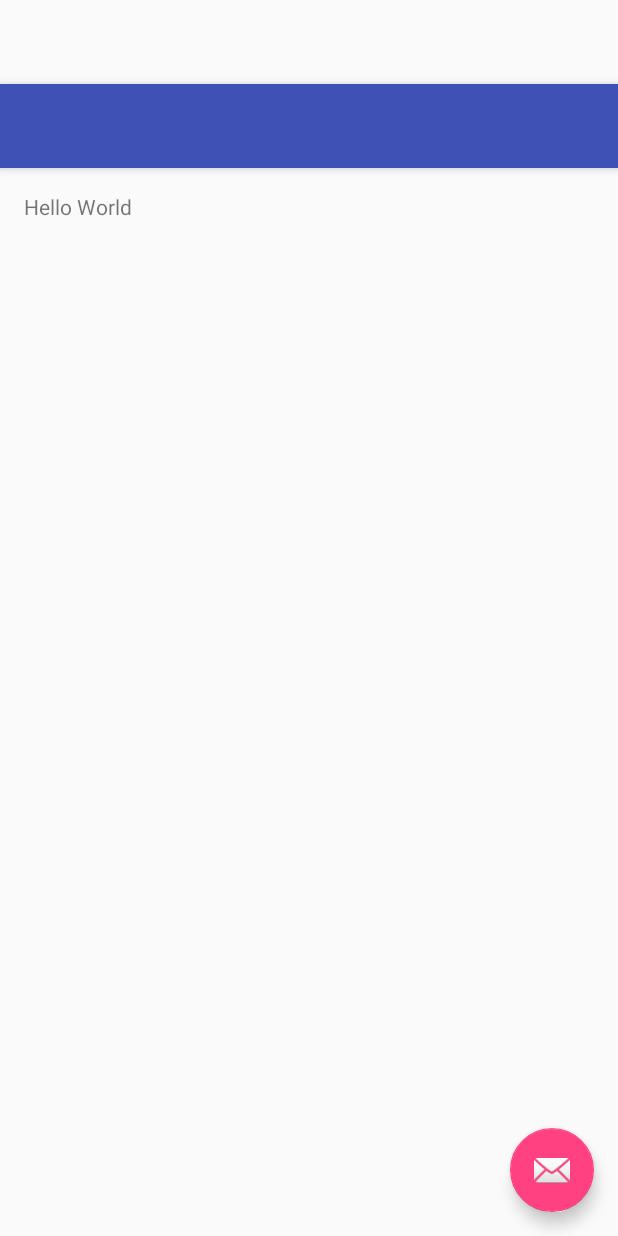
After one commit to danizens/ba_tabletapp, an Android app: the layout activity_main_tmp.xml on its own in the app's theme, with its tools: preview values and no code run, on a phone screen of 412 x 824 dp. The commit adds this screen. Run offline under Robolectric (Android 15) with nearby library versions, the phone set to English and light mode, and no system bars.

Commit message:
inital setup of activity_main.xml

```diff
--- a/app/build.gradle
+++ b/app/build.gradle
@@ -6,7 +6,7 @@ android {
 
     defaultConfig {
         applicationId "de.hsos.pace.ba_tabletapp"
-        minSdkVersion 19
+        minSdkVersion 15
         targetSdkVersion 24
         versionCode 1
         versionName "1.0"
--- /dev/null
+++ b/app/src/main/res/layout/activity_main_tmp.xml
@@ -0,0 +1,42 @@
+<?xml version="1.0" encoding="utf-8"?>
+<android.support.design.widget.CoordinatorLayout xmlns:android="http://schemas.android.com/apk/res/android"
+    xmlns:app="http://schemas.android.com/apk/res-auto"
+    xmlns:tools="http://schemas.android.com/tools"
+    android:layout_width="match_parent"
+    android:layout_height="match_parent"
+    android:fitsSystemWindows="true"
+    tools:context="de.hsos.pace.ba_tabletapp.MainActivity">
+
+    <android.support.design.widget.AppBarLayout
+        android:layout_width="match_parent"
+        android:layout_height="wrap_content"
+        android:theme="@style/AppTheme.AppBarOverlay">
+
+        <android.support.v7.widget.Toolbar
+            android:id="@+id/toolbar"
+            android:layout_width="match_parent"
+            android:layout_height="?attr/actionBarSize"
+            android:background="?attr/colorPrimary"
+            app:popupTheme="@style/AppTheme.PopupOverlay" />
+
+    </android.support.design.widget.AppBarLayout>
+
+    <include layout="@layout/content_main" />
+
+    <android.support.design.widget.FloatingActionButton
+        android:id="@+id/fab"
+        android:layout_width="wrap_content"
+        android:layout_height="wrap_content"
+        android:layout_gravity="bottom|end"
+        android:layout_margin="@dimen/fab_margin"
+        android:src="@android:drawable/ic_dialog_email" />
+
+    <EditText
+        android:layout_width="wrap_content"
+        android:layout_height="wrap_content"
+        android:inputType="textPersonName"
+        android:text="Name"
+        android:ems="10"
+        android:id="@+id/editText" />
+
+</android.support.design.widget.CoordinatorLayout>
--- a/app/src/main/res/layout/content_main.xml
+++ b/app/src/main/res/layout/content_main.xml
@@ -10,10 +10,10 @@
     android:paddingTop="@dimen/activity_vertical_margin"
     app:layout_behavior="@string/appbar_scrolling_view_behavior"
     tools:context="de.hsos.pace.ba_tabletapp.MainActivity"
-    tools:showIn="@layout/activity_main">
+    tools:showIn="@layout/activity_main_tmp">
 
     <TextView
         android:layout_width="wrap_content"
         android:layout_height="wrap_content"
-        android:text="Hello World!" />
+        android:text="@string/helloworld" />
 </RelativeLayout>
--- a/app/src/main/res/values/strings.xml
+++ b/app/src/main/res/values/strings.xml
@@ -1,4 +1,8 @@
 <resources>
     <string name="app_name">ba_tabletapp</string>
     <string name="action_settings">Settings</string>
+    <string name="helloworld">Hello World</string>
+    <string name="login">Login</string>
+    <string name="username">Username</string>
+    <string name="password">Passwort</string>
 </resources>
--- a/build.gradle
+++ b/build.gradle
@@ -5,7 +5,7 @@ buildscript {
         jcenter()
     }
     dependencies {
-        classpath 'com.android.tools.build:gradle:1.5.0'
+        classpath 'com.android.tools.build:gradle:2.2.2'
 
         // NOTE: Do not place your application dependencies here; they belong
         // in the individual module build.gradle files
```
Also changed, not shown: app/src/main/java/de/hsos/pace/ba_tabletapp/MainActivity.java (+4 -4 lines), app/src/main/res/layout/activity_main.xml (+8 -29 lines), gradle/wrapper/gradle-wrapper.properties.
